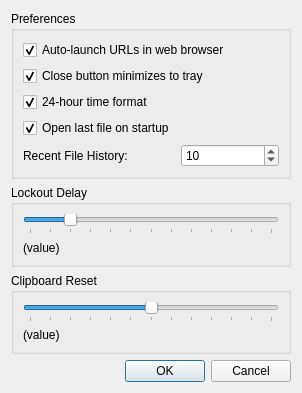
karagog/Gryptonite, file src/apps/gryptonite/preferences_edit.ui: the form before one commit.
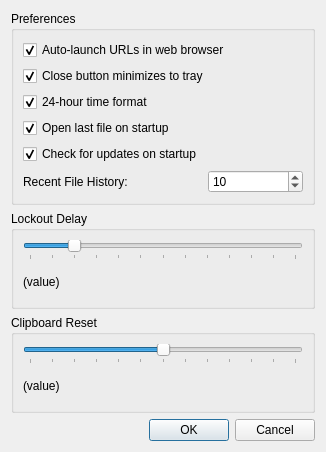
The form after the commit.

```diff
--- a/src/apps/gryptonite/preferences_edit.ui
+++ b/src/apps/gryptonite/preferences_edit.ui
@@ -6,8 +6,8 @@
    <rect>
     <x>0</x>
     <y>0</y>
-    <width>302</width>
-    <height>393</height>
+    <width>326</width>
+    <height>452</height>
    </rect>
   </property>
   <property name="windowTitle">
@@ -42,7 +42,7 @@
         </property>
        </widget>
       </item>
-      <item row="5" column="1">
+      <item row="6" column="1">
        <widget class="QSpinBox" name="spn_fileHistory">
         <property name="toolTip">
          <string>How many files to keep in the recent file history</string>
@@ -100,7 +100,7 @@
         </property>
        </widget>
       </item>
-      <item row="5" column="0">
+      <item row="6" column="0">
        <widget class="QLabel" name="label">
         <property name="text">
          <string>Recent File History:</string>
@@ -123,6 +123,16 @@
         </property>
        </widget>
       </item>
+      <item row="5" column="0">
+       <widget class="QCheckBox" name="checkUpdates">
+        <property name="text">
+         <string>Check for updates on startup</string>
+        </property>
+        <property name="checked">
+         <bool>true</bool>
+        </property>
+       </widget>
+      </item>
      </layout>
     </widget>
    </item>
```
Left out of the diff: 20 changed lines with no effect on the pictures.
